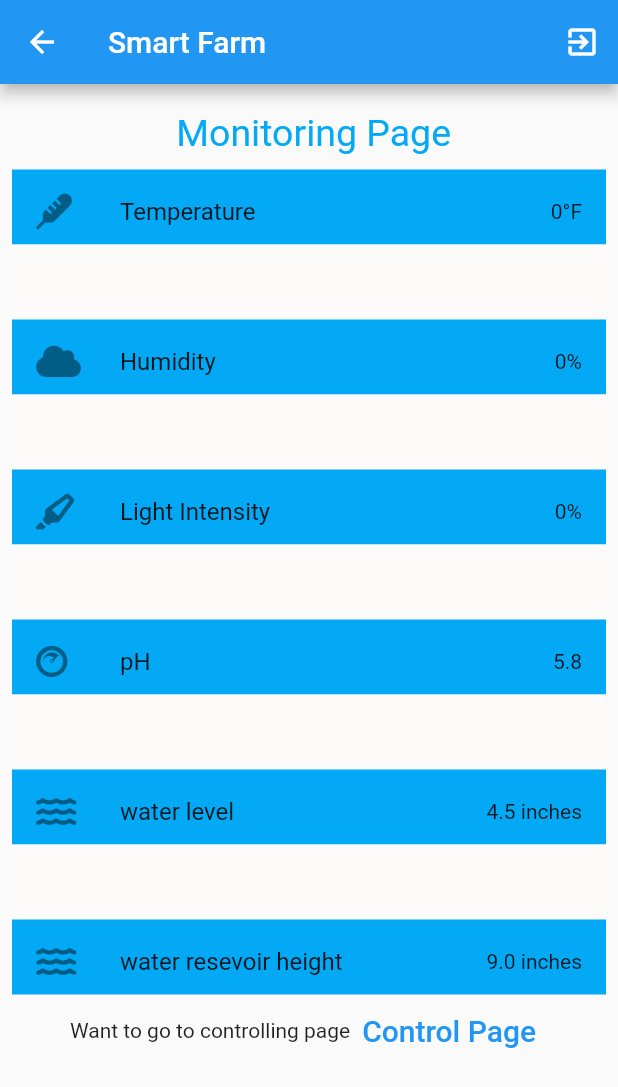
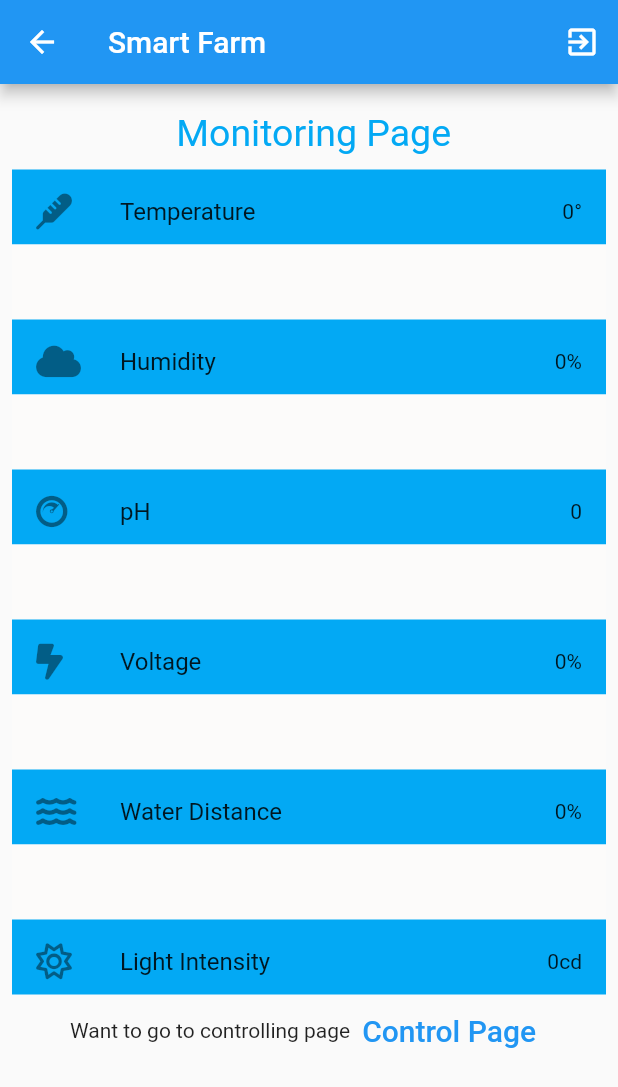
Before and after one commit to VanessaAdjei/hydroponic_smartfarm, a Flutter app: the Home_Screen screen opened by its route, on a phone screen of 412 x 824 dp. Shown: the top 1087 px of the screen. Run offline on Flutter 3.47's test engine with Material 2 defaults, Android fonts, the phone set to English and light mode, and no system bars; our stand-ins replace firebase_auth, firebase_core, firebase_database, font_awesome_flutter, shared_preferences, toggle_switch; accounts and stored records are empty.

Commit message:
Added updates 2

```diff
--- a/hydroponics/lib/screens/home_screen.dart
+++ b/hydroponics/lib/screens/home_screen.dart
@@ -23,6 +23,11 @@ class _Home_ScreenState extends State<Home_Screen> {
   late var temperature;
   late var humidity;
   late var light_intensity;
+  late var pH;
+  late var Voltage;
+  late var Distance;
+  late var Ldr;
+  late var emailValue;
 
 
   @override
@@ -30,24 +35,28 @@ class _Home_ScreenState extends State<Home_Screen> {
     temperature = 0;
     humidity = 0;
     light_intensity =0;
-
+    pH= 0;
+    Voltage= 0;
+    Distance= 0;
+    Ldr= 0;
+    emailValue = '';
+    getEmail();
     readData();
     super.initState();
   }
 
+  getEmail() async{
+    SharedPreferences prefs = await SharedPreferences.getInstance();
+    emailValue = prefs.getString('email');
+  }
 
-  readData() async{
-    SharedPreferences prefs = await SharedPreferences.getInstance();
-    //Return String
-    String? emailValue = prefs.getString('email');
-
-    DatabaseReference starCountRef =
-    FirebaseDatabase.instance.ref('sensor_values_esp_1/Farmer_1');
+  readData() {
+    DatabaseReference starCountRef = FirebaseDatabase.instance.ref('sensor_values_esp/Farmer_1');
     starCountRef.onValue.listen((DatabaseEvent event) {
       final data = event.snapshot.value;
-      // print(data);
 
-      if(emailValue != "advanessa141@gmail.com"){
+      if(emailValue == "advanessa141@gmail.com"){
+        print("Is equal");
         updateData(data);
       }
 
@@ -58,12 +67,15 @@ class _Home_ScreenState extends State<Home_Screen> {
 
   updateData(data){
 
-    var formattedData  = data.toString().split(';');
+    var formattedData  = data.toString().split(',');
 
     setState(() {
       temperature = formattedData[0].split(':')[1];
       humidity = formattedData[1].split(':')[1];
-      light_intensity = formattedData[2].split(':')[1];
+      pH = formattedData[2].split(':')[1];
+      Voltage = formattedData[3].split(':')[1];
+      Distance = formattedData[4].split(':')[1];
+      Ldr = formattedData[5].split(':')[1];
     });
 
   }
@@ -107,7 +119,7 @@ class _Home_ScreenState extends State<Home_Screen> {
                 ListTile(
                   leading: FaIcon(FontAwesomeIcons.thermometer),
                   title: Text("Temperature"),
-                  trailing: Text("${temperature}°F"),
+                  trailing: Text("${temperature}°"),
                 ),
               ],
             ),
@@ -139,9 +151,9 @@ class _Home_ScreenState extends State<Home_Screen> {
             child: ListView(
               children: <Widget>[
                 ListTile(
-                  leading: FaIcon(FontAwesomeIcons.highlighter),
-                  title: Text("Light Intensity"),
-                  trailing: Text("${light_intensity}%"),
+                  leading: FaIcon(FontAwesomeIcons.cloudscale),
+                  title: Text("pH"),
+                  trailing: Text("${pH}"),
                 ),
               ],
             ),
@@ -156,9 +168,25 @@ class _Home_ScreenState extends State<Home_Screen> {
             child: ListView(
               children: <Widget>[
                 ListTile(
-                  leading: FaIcon(FontAwesomeIcons.cloudscale),
-                  title: Text("pH"),
-                  trailing: Text("5.8"),
+                  leading: FaIcon(FontAwesomeIcons.boltLightning),
+                  title: Text("Voltage"),
+                  trailing: Text("${Voltage}%"),
+                ),
+              ],
+            ),
+          ), Container(
+            height: 50,
+            color: Color.fromARGB(255, 252, 251, 250),
+          ),
+          Container(
+            height: 50,
+            color: Colors.lightBlue,
+            child: ListView(
+              children: <Widget>[
+                ListTile(
+                  leading: FaIcon(FontAwesomeIcons.water),
+                  title: Text("Water Distance"),
+                  trailing: Text("${Distance}%"),
                 ),
               ],
             ),
@@ -173,30 +201,15 @@ class _Home_ScreenState extends State<Home_Screen> {
             child: ListView(
               children: <Widget>[
                 ListTile(
-                  leading: FaIcon(FontAwesomeIcons.water),
-                  title: Text("water level"),
-                  trailing: Text("4.5 inches"),
+                  leading: FaIcon(FontAwesomeIcons.sun),
+                  title: Text("Light Intensity"),
+                  trailing: Text("${Ldr}cd"),
                 ),
               ],
             ),
           ),
-          Container(
-            height: 50,
-            color: Color.fromARGB(255, 252, 251, 250),
-          ),
-          Container(
-            height: 50,
-            color: Colors.lightBlue,
-            child: ListView(
-              children: <Widget>[
-                ListTile(
-                  leading: FaIcon(FontAwesomeIcons.water),
-                  title: Text("water resevoir height"),
-                  trailing: Text("9.0 inches"),
-                ),
-              ],
-            ),
-          ),
+
+
           Row(
             children: <Widget>[
               const Text('Want to go to controlling page'),
--- a/hydroponics/lib/screens/login_Screen.dart
+++ b/hydroponics/lib/screens/login_Screen.dart
@@ -84,6 +84,7 @@ class _MyStatefulWidgetState extends State<MyStatefulWidget> {
                 keyboardType: TextInputType.emailAddress,
                 textAlign: TextAlign.center,
                 onChanged: (value) {
+                  print(value);
                   email = value;
                 },
                 decoration: kTextFieldDecoration.copyWith(
@@ -118,15 +119,15 @@ class _MyStatefulWidgetState extends State<MyStatefulWidget> {
                       showSpinner = true;
                     });
                     try {
-                      final user =
-                      await _auth.signInWithEmailAndPassword(
+                      final user = await _auth.signInWithEmailAndPassword(
                           email: email, password: password);
+
+                      print(email + password);
                       if (user != null) {
                         SharedPreferences prefs = await SharedPreferences.getInstance();
                         prefs.setString('email', email);
 
-                        Navigator.of(context)
-                            .pushNamedAndRemoveUntil(Home_Screen.id, (Route<dynamic> route) => false);
+                        Navigator.of(context).pushNamedAndRemoveUntil(Home_Screen.id, (Route<dynamic> route) => false);
                       } else {
                         ShowDialog().showMyDialog(
                             'Ooops! Error 102',
--- a/hydroponics/lib/screens/registration_screen.dart
+++ b/hydroponics/lib/screens/registration_screen.dart
@@ -113,9 +113,9 @@ class _RegistrationScreenState extends State<RegistrationScreen> {
                                   await _auth.createUserWithEmailAndPassword(
                                       email: email, password: password);
                               if (newUser != null) {
-                                // Navigator.pushNamed(context, ChatScreen.id);
+
                                 Navigator.of(context).push(MaterialPageRoute(
-                                  builder: (context) => Home_Screen(),
+                                  builder: (context) => LoginScreen(),
                                 ));
                               } else {
                                 ShowDialog().showMyDialog(
```
